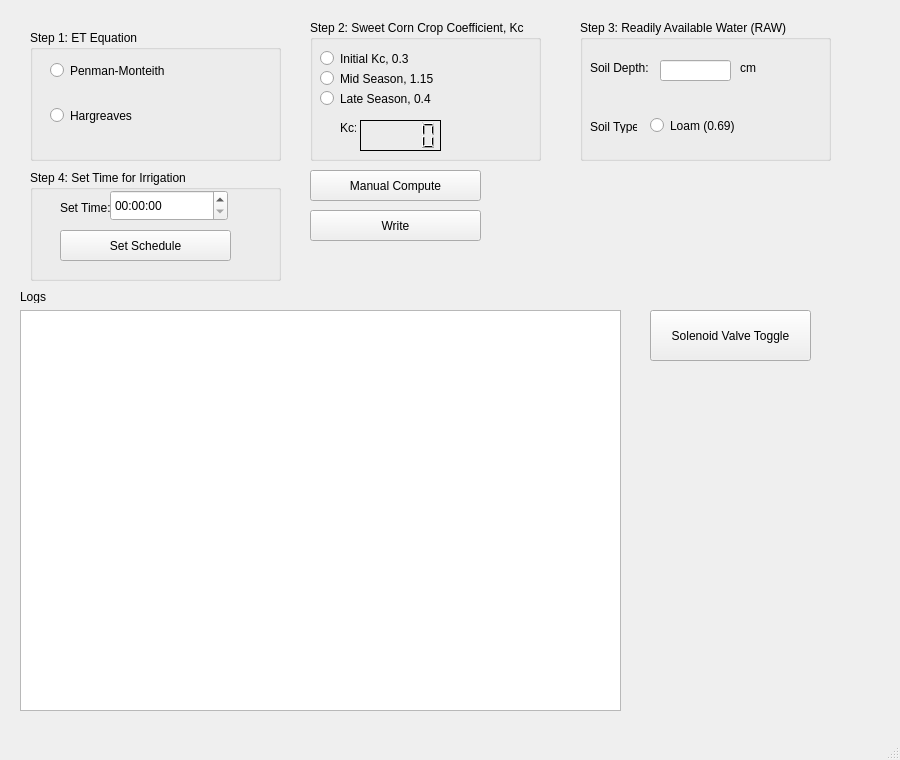
First picture: the form in main-window.ui, repository Nakooya/ET-Based-Irrigation, before the edit.
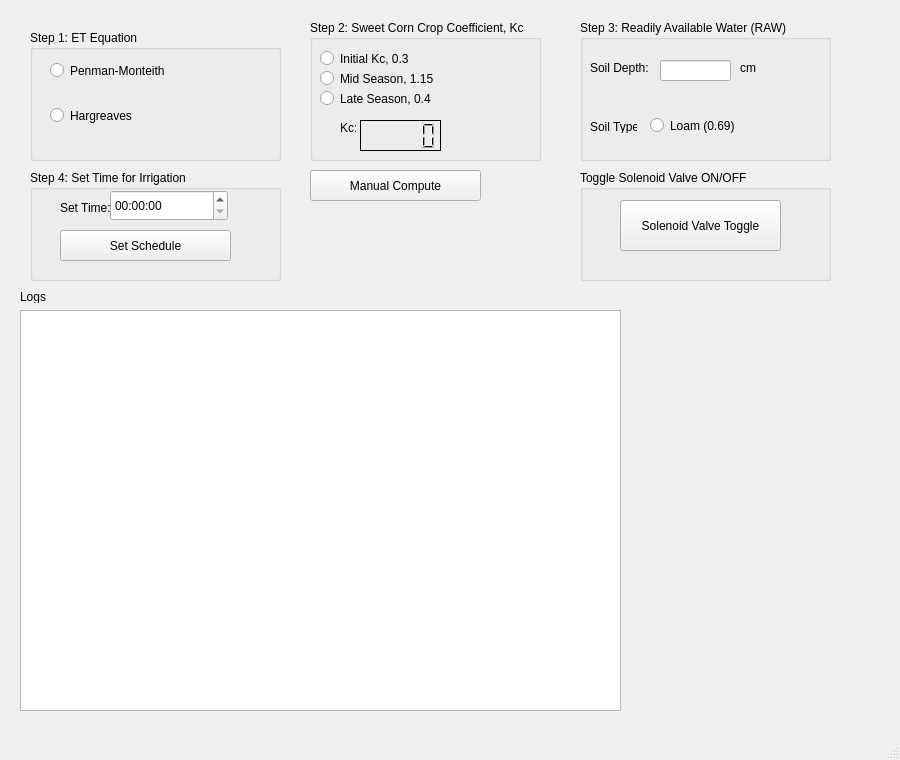
Second picture: the form after the edit.

Commit message: removed manual save button

The edit to the form file:
```diff
--- a/main-window.ui
+++ b/main-window.ui
@@ -248,19 +248,6 @@
      <string>Manual Compute</string>
     </property>
    </widget>
-   <widget class="QPushButton" name="writeSomething">
-    <property name="geometry">
-     <rect>
-      <x>310</x>
-      <y>210</y>
-      <width>171</width>
-      <height>31</height>
-     </rect>
-    </property>
-    <property name="text">
-     <string>Write</string>
-    </property>
-   </widget>
    <widget class="QGroupBox" name="groupBox">
     <property name="geometry">
      <rect>
@@ -310,11 +297,23 @@
      </property>
     </widget>
    </widget>
+   <widget class="QGroupBox" name="groupBox_2">
+    <property name="geometry">
+     <rect>
+      <x>580</x>
+      <y>170</y>
+      <width>251</width>
+      <height>111</height>
+     </rect>
+    </property>
+    <property name="title">
+     <string>Toggle Solenoid Valve ON/OFF</string>
+    </property>
    <widget class="QPushButton" name="manualSprinkler">
     <property name="geometry">
      <rect>
-      <x>650</x>
-      <y>310</y>
+       <x>40</x>
+       <y>30</y>
       <width>161</width>
       <height>51</height>
      </rect>
@@ -325,6 +324,7 @@
     <property name="checkable">
      <bool>true</bool>
     </property>
+    </widget>
    </widget>
   </widget>
   <widget class="QMenuBar" name="menubar">
```
Lines whose indentation alone changed are shown as unchanged.
